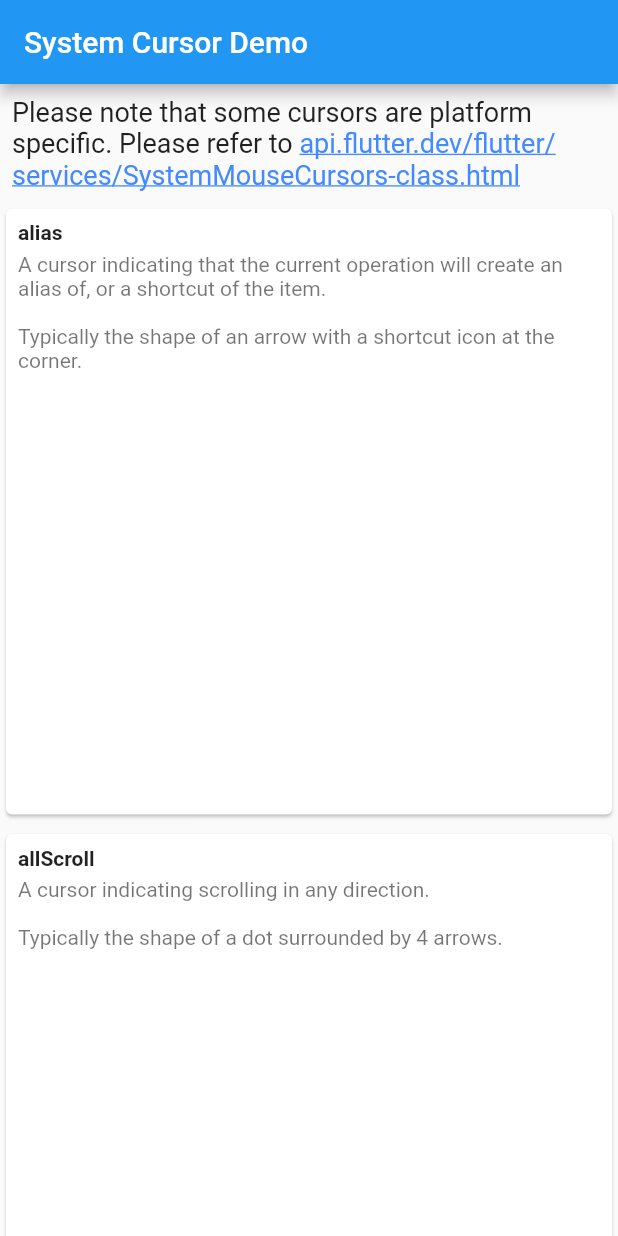
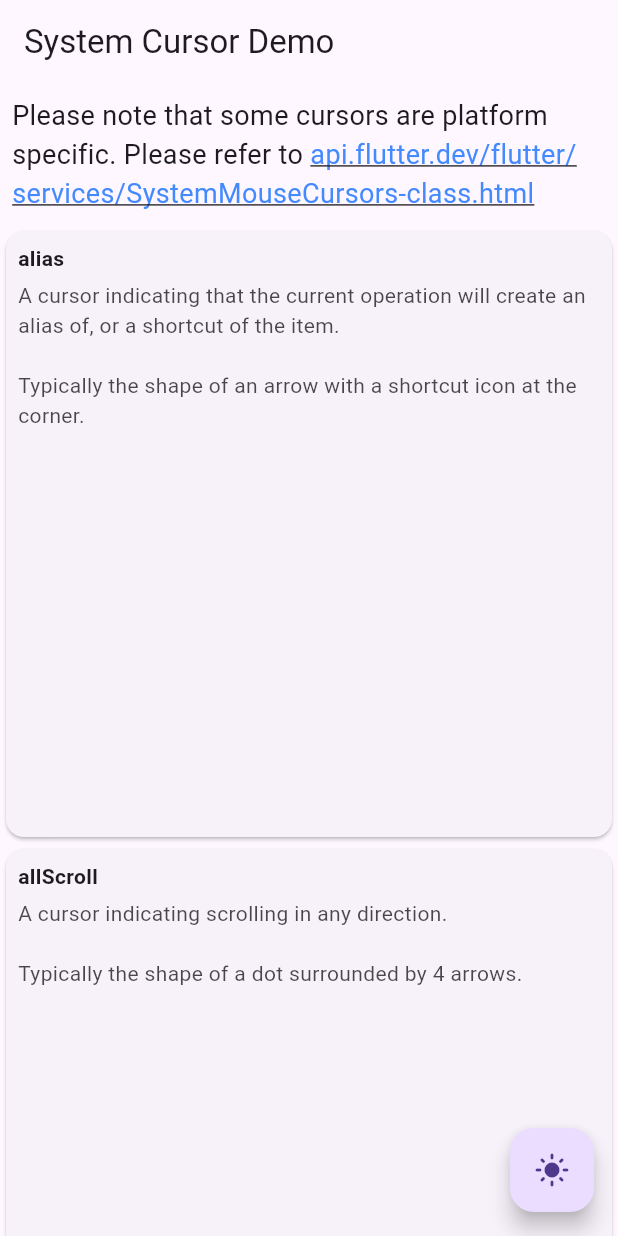
Before and after one commit to iqfareez/system_cursor, a Flutter app: the screen it shows after launch, on a phone screen of 412 x 824 dp. Run offline on Flutter 3.47's test engine with Material 2 defaults, Android fonts, the light colour scheme and no system bars; drawn by our look-alikes of flutter_linkify.

Commit message:
:lipstick: Added material3 and light/dark mode

```diff
--- /dev/null
+++ b/lib/app.dart
@@ -0,0 +1,43 @@
+import 'package:flutter/material.dart';
+import 'package:flutter_linkify/flutter_linkify.dart';
+import 'package:url_launcher/url_launcher.dart';
+
+import 'cursors.dart';
+import 'main.dart';
+
+class App extends StatelessWidget {
+  const App({Key? key}) : super(key: key);
+
+  @override
+  Widget build(BuildContext context) {
+    return SingleChildScrollView(
+      child: Column(
+        mainAxisSize: MainAxisSize.min,
+        children: [
+          Padding(
+            padding: const EdgeInsets.all(8),
+            child: Linkify(
+              onOpen: (link) async {
+                await launchUrl(Uri.parse(link.url));
+              },
+              text:
+                  'Please note that some cursors are platform specific. Please refer to https://api.flutter.dev/flutter/services/SystemMouseCursors-class.html',
+              style: TextStyle(fontSize: 18),
+            ),
+          ),
+          Cursors(),
+          Padding(
+            padding: const EdgeInsets.all(18),
+            child: Linkify(
+              text: 'Source code: https://github.com/iqfareez/system_cursor',
+              textAlign: TextAlign.center,
+              onOpen: (link) async {
+                await launchUrl(Uri.parse(link.url));
+              },
+            ),
+          )
+        ],
+      ),
+    );
+  }
+}
--- a/lib/cursors.dart
+++ b/lib/cursors.dart
@@ -105,8 +105,6 @@ class _CursorsState extends State<Cursors> {
       physics: NeverScrollableScrollPhysics(),
       itemCount: _cursors.length,
       gridDelegate: SliverGridDelegateWithFixedCrossAxisCount(
-        mainAxisSpacing: 5,
-        crossAxisSpacing: 5,
         crossAxisCount: crossAxisCount(),
       ),
       itemBuilder: (context, index) {
@@ -125,9 +123,13 @@ class _CursorsState extends State<Cursors> {
                   SizedBox(
                     height: 5,
                   ),
-                  Text(
-                    _cursors.values.elementAt(index),
-                    style: TextStyle(color: Colors.black54),
+                  Flexible(
+                    child: Opacity(
+                      opacity: .8,
+                      child: Text(
+                        _cursors.values.elementAt(index),
+                      ),
+                    ),
                   ),
                 ],
               ),
--- a/lib/main.dart
+++ b/lib/main.dart
@@ -1,53 +1,62 @@
 import 'package:flutter/material.dart';
-import 'package:flutter_linkify/flutter_linkify.dart';
-import 'package:system_cursor/cursors.dart';
-import 'package:url_launcher/url_launcher.dart';
+import 'package:system_cursor/app.dart';
 
 void main() => runApp(MyApp());
 
-class MyApp extends StatelessWidget {
+class MyApp extends StatefulWidget {
+  @override
+  State<MyApp> createState() => _MyAppState();
+}
+
+class _MyAppState extends State<MyApp> {
+  ThemeMode themeMode = ThemeMode.light;
+
   @override
   Widget build(BuildContext context) {
     return MaterialApp(
       title: 'System Cursor Demo',
       theme: ThemeData(
-        primarySwatch: Colors.blue,
+        primarySwatch: Colors.green,
+        useMaterial3: true,
       ),
+      darkTheme: ThemeData.dark().copyWith(useMaterial3: true),
+      themeMode: themeMode,
       home: Scaffold(
-        appBar: AppBar(
-          title: Text('System Cursor Demo'),
-        ),
-        body: SingleChildScrollView(
-          child: Column(
-            mainAxisSize: MainAxisSize.min,
-            children: [
-              Padding(
-                padding: const EdgeInsets.all(8),
-                child: Linkify(
-                  onOpen: (link) async {
-                    await launch(link.url);
-                  },
-                  text:
-                      'Please note that some cursors are platform specific. Please refer to https://api.flutter.dev/flutter/services/SystemMouseCursors-class.html',
-                  style: TextStyle(fontSize: 18),
-                ),
-              ),
-              Cursors(),
-              Padding(
-                padding: const EdgeInsets.all(18),
-                child: Linkify(
-                  text:
-                      'Source code: https://github.com/iqfareez/system_cursor',
-                  textAlign: TextAlign.center,
-                  onOpen: (link) async {
-                    await launch(link.url);
-                  },
-                ),
-              )
-            ],
+          appBar: AppBar(
+            title: Text('System Cursor Demo'),
           ),
-        ),
-      ),
+          floatingActionButton: FloatingActionButton(
+            onPressed: () {
+              setState(() {
+                themeMode = themeMode == ThemeMode.dark
+                    ? ThemeMode.light
+                    : ThemeMode.dark;
+              });
+            },
+            child: Icon(themeMode == ThemeMode.light
+                ? Icons.light_mode
+                : Icons.dark_mode),
+          ),
+          body: App()),
     );
   }
 }
+
+class MyDialog extends StatelessWidget {
+  const MyDialog({Key? key}) : super(key: key);
+
+  @override
+  Widget build(BuildContext context) {
+    return SimpleDialog(
+      title: Text('Select Theme'),
+      children: [
+        SimpleDialogOption(
+          child: Text('Light'),
+        ),
+        SimpleDialogOption(
+          child: Text('Dark'),
+        ),
+      ],
+    );
+  }
+}
```
Also changed, not shown: 3 other files.
